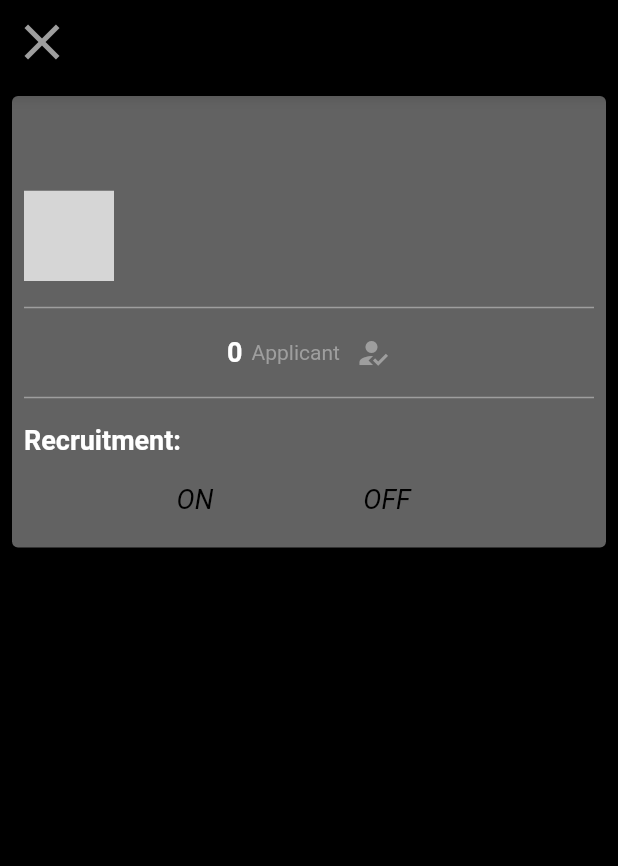
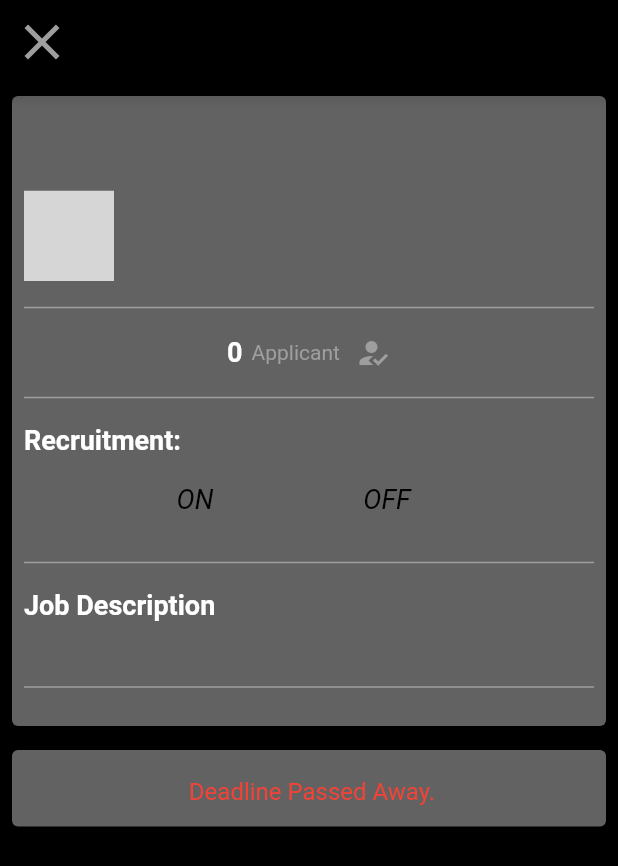
Before and after one commit to emorilebo/curious_connect, a Flutter app: the JobDetailScreen screen opened directly with empty values, on a phone screen of 412 x 824 dp. Shown: the top 866 px of the screen. Run offline on Flutter 3.47's test engine with Material 2 defaults, Android fonts, the phone set to English and light mode, and no system bars; our stand-ins replace cached_network_image, cloud_firestore, curved_navigation_bar, firebase_auth, firebase_core, firebase_storage and 3 more; accounts and stored records are empty; network calls fail; grey boxes are pictures that could not be loaded.

Commit message:
UPDATE job details

```diff
--- a/lib/jobs/job_details.dart
+++ b/lib/jobs/job_details.dart
@@ -1,6 +1,7 @@
 import 'package:cloud_firestore/cloud_firestore.dart';
 import 'package:firebase_auth/firebase_auth.dart';
 import 'package:flutter/material.dart';
+import 'package:linkedin_clone/jobs/jobs_screen.dart';
 import 'package:linkedin_clone/services/global_methods.dart';
 import 'package:linkedin_clone/services/global_variables.dart';
 import 'package:url_launcher/url_launcher.dart';
@@ -108,7 +109,10 @@ class _JobDetailScreenState extends State<JobDetailScreen> {
         backgroundColor: Theme.of(context).scaffoldBackgroundColor,
         leading: IconButton(
           icon: Icon(Icons.close, size: 40, color: Colors.grey),
-          onPressed: () => Navigator.of(context).pop(),
+          onPressed: () {
+            Navigator.pushReplacement(
+                context, MaterialPageRoute(builder: (context) => JobScreen()));
+          },
         ),
       ),
       body: SingleChildScrollView(
@@ -315,6 +319,56 @@ class _JobDetailScreenState extends State<JobDetailScreen> {
                                 ),
                               ],
                             ),
+                      dividerWidget(),
+                      Text(
+                        'Job Description',
+                        style: TextStyle(
+                            color: Colors.white,
+                            fontSize: 18,
+                            fontWeight: FontWeight.bold),
+                      ),
+                      SizedBox(
+                        height: 10,
+                      ),
+                      Text(
+                        jobDescription == null ? '' : jobDescription!,
+                        textAlign: TextAlign.justify,
+                        style: TextStyle(color: Colors.grey, fontSize: 14),
+                      ),
+                      dividerWidget(),
+                    ],
+                  ),
+                ),
+              ),
+            ),
+            Padding(
+              padding: const EdgeInsets.all(4.0),
+              child: Card(
+                color: Colors.white38,
+                child: Padding(
+                  padding: const EdgeInsets.all(8.0),
+                  child: Column(
+                    crossAxisAlignment: CrossAxisAlignment.start,
+                    children: [
+                      SizedBox(
+                        height: 10,
+                      ),
+                      Center(
+                        child: Text(
+                          isDeadlineAvailable
+                              ? 'Actively Recruiting, Send CV/Resume:'
+                              : " Deadline Passed Away.",
+                          style: TextStyle(
+                            color:
+                                isDeadlineAvailable ? Colors.green : Colors.red,
+                            fontSize: 16,
+                            fontWeight: FontWeight.normal,
+                          ),
+                        ),
+                      ),
+                      SizedBox(
+                        height: 6,
+                      )
                     ],
                   ),
                 ),
```
